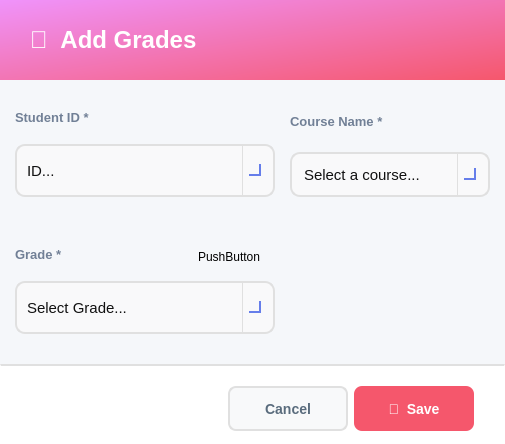
The window that app_ui/admin_ui/submenus_ui/add_grades.ui (Yasser-Daffa/ECE-Course-Registeration) describes before a commit, drawn with Qt 5.
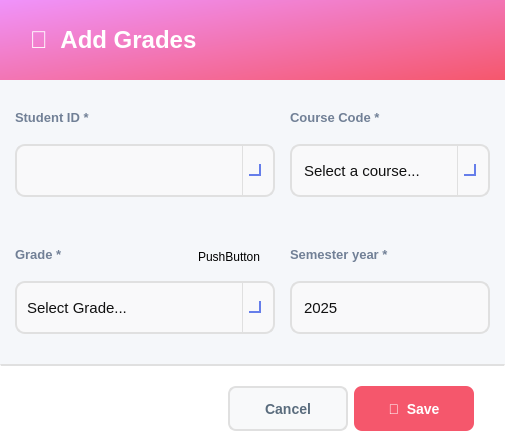
The same window after the commit.

Commit message: integrated "add_grades" button and logic

The edit to the form file:
```diff
--- a/app_ui/admin_ui/submenus_ui/add_grades.ui
+++ b/app_ui/admin_ui/submenus_ui/add_grades.ui
@@ -254,6 +254,9 @@
     border: 2px solid #FF4A4A;
 }</string>
            </property>
+           <property name="editable">
+            <bool>true</bool>
+           </property>
            <property name="placeholderText">
             <string>ID...</string>
            </property>
@@ -292,7 +295,7 @@
             <string notr="true">font-size: 13px; color: #718096; font-weight: bold; background: transparent;</string>
            </property>
            <property name="text">
-            <string>Course Name *</string>
+            <string>Course Code *</string>
            </property>
           </widget>
          </item>
@@ -304,6 +307,12 @@
              <height>45</height>
             </size>
            </property>
+           <property name="maximumSize">
+            <size>
+             <width>16777215</width>
+             <height>65</height>
+            </size>
+           </property>
            <property name="cursor">
             <cursorShape>PointingHandCursor</cursorShape>
            </property>
@@ -561,7 +570,89 @@
         </layout>
        </item>
        <item row="1" column="1">
-        <layout class="QGridLayout" name="gridLayout"/>
+        <layout class="QGridLayout" name="gridLayout">
+         <item row="0" column="0">
+          <widget class="QLabel" name="labelSemesterYear">
+           <property name="styleSheet">
+            <string notr="true">font-size: 13px; color: #718096; font-weight: bold; background: transparent;</string>
+           </property>
+           <property name="text">
+            <string>Semester year *</string>
+           </property>
+          </widget>
+         </item>
+         <item row="1" column="0">
+          <widget class="QSpinBox" name="spinBoxSemesterYear">
+           <property name="minimumSize">
+            <size>
+             <width>100</width>
+             <height>40</height>
+            </size>
+           </property>
+           <property name="maximumSize">
+            <size>
+             <width>16777215</width>
+             <height>65</height>
+            </size>
+           </property>
+           <property name="styleSheet">
+            <string notr="true">QSpinBox {
+    border: 2px solid #E0E0E0;
+    border-radius: 10px;
+    padding: 8px 10px;
+    background: rgba(250, 250, 250, 200);
+    font-size: 11pt;
+    color: #111111;
+}
+
+/* Focus border (same as QLineEdit) */
+QSpinBox:focus {
+    border: 2px solid #667EEA;
+    background: rgba(250, 250, 250, 220);
+}
+
+/* Internal text area matches QLineEdit text style */
+QSpinBox QLineEdit {
+    border: none;
+    background: transparent;
+    font-size: 11pt;
+    color: #111111;
+}
+
+/* Placeholder-like behavior when disabled */
+QSpinBox:disabled,
+QSpinBox QLineEdit:disabled {
+    background: #ededed;
+    color: #a1a8b3;
+}
+
+/* Hide up/down buttons (matches your modern clean UI) */
+QSpinBox::up-button,
+QSpinBox::down-button {
+    width: 0;
+    height: 0;
+    border: none;
+}
+</string>
+           </property>
+           <property name="buttonSymbols">
+            <enum>QAbstractSpinBox::ButtonSymbols::NoButtons</enum>
+           </property>
+           <property name="accelerated">
+            <bool>false</bool>
+           </property>
+           <property name="maximum">
+            <number>3000</number>
+           </property>
+           <property name="value">
+            <number>2025</number>
+           </property>
+           <property name="displayIntegerBase">
+            <number>10</number>
+           </property>
+          </widget>
+         </item>
+        </layout>
        </item>
        <item row="2" column="0">
         <spacer name="verticalSpacer">
```
Left out of the diff: 12 changed lines with no effect on the pictures. The commit also changes 23 other files.
